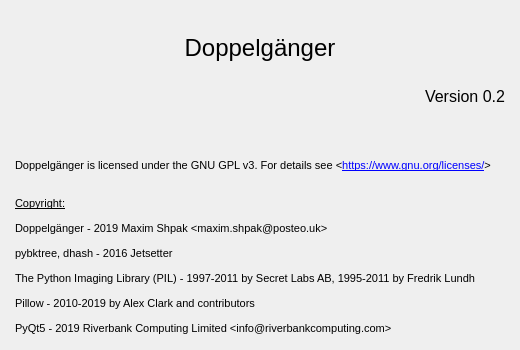
Qt form doppelganger/about.ui (max-dw-i/myfyrio) before a commit.
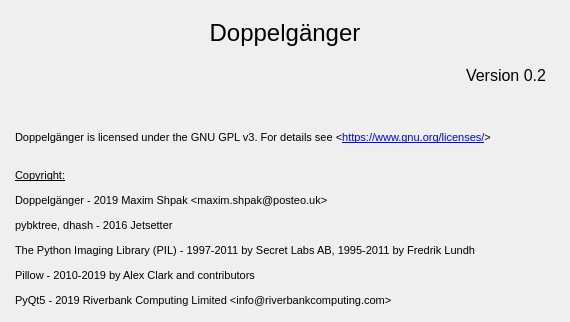
The same form after that commit. Icons and pictures are not drawn.

Diff of the .ui file:
```diff
--- a/doppelganger/about.ui
+++ b/doppelganger/about.ui
@@ -6,8 +6,8 @@
    <rect>
     <x>0</x>
     <y>0</y>
-    <width>520</width>
-    <height>350</height>
+    <width>570</width>
+    <height>322</height>
    </rect>
   </property>
   <property name="sizePolicy">
@@ -18,14 +18,14 @@
   </property>
   <property name="minimumSize">
    <size>
-    <width>520</width>
-    <height>350</height>
+    <width>0</width>
+    <height>0</height>
    </size>
   </property>
   <property name="maximumSize">
    <size>
-    <width>520</width>
-    <height>350</height>
+    <width>16777215</width>
+    <height>16777215</height>
    </size>
   </property>
   <property name="windowTitle">
@@ -57,6 +57,12 @@
     </property>
     <item>
      <widget class="QLabel" name="nameLabel">
+      <property name="sizePolicy">
+       <sizepolicy hsizetype="Preferred" vsizetype="Preferred">
+        <horstretch>0</horstretch>
+        <verstretch>0</verstretch>
+       </sizepolicy>
+      </property>
       <property name="font">
        <font>
         <pointsize>18</pointsize>
@@ -74,6 +80,18 @@
      </widget>
     </item>
     <item>
+     <widget class="QWidget" name="widget" native="true">
+      <property name="sizePolicy">
+       <sizepolicy hsizetype="Preferred" vsizetype="Fixed">
+        <horstretch>0</horstretch>
+        <verstretch>0</verstretch>
+       </sizepolicy>
+      </property>
+      <layout class="QHBoxLayout" name="horizontalLayout">
+       <property name="bottomMargin">
+        <number>40</number>
+       </property>
+       <item>
      <widget class="QLabel" name="versionLabel">
       <property name="font">
        <font>
@@ -86,6 +104,12 @@
       <property name="alignment">
        <set>Qt::AlignRight|Qt::AlignTop|Qt::AlignTrailing</set>
       </property>
+         <property name="margin">
+          <number>0</number>
+         </property>
+        </widget>
+       </item>
+      </layout>
      </widget>
     </item>
     <item>
```
Lines whose indentation alone changed are shown as unchanged.
